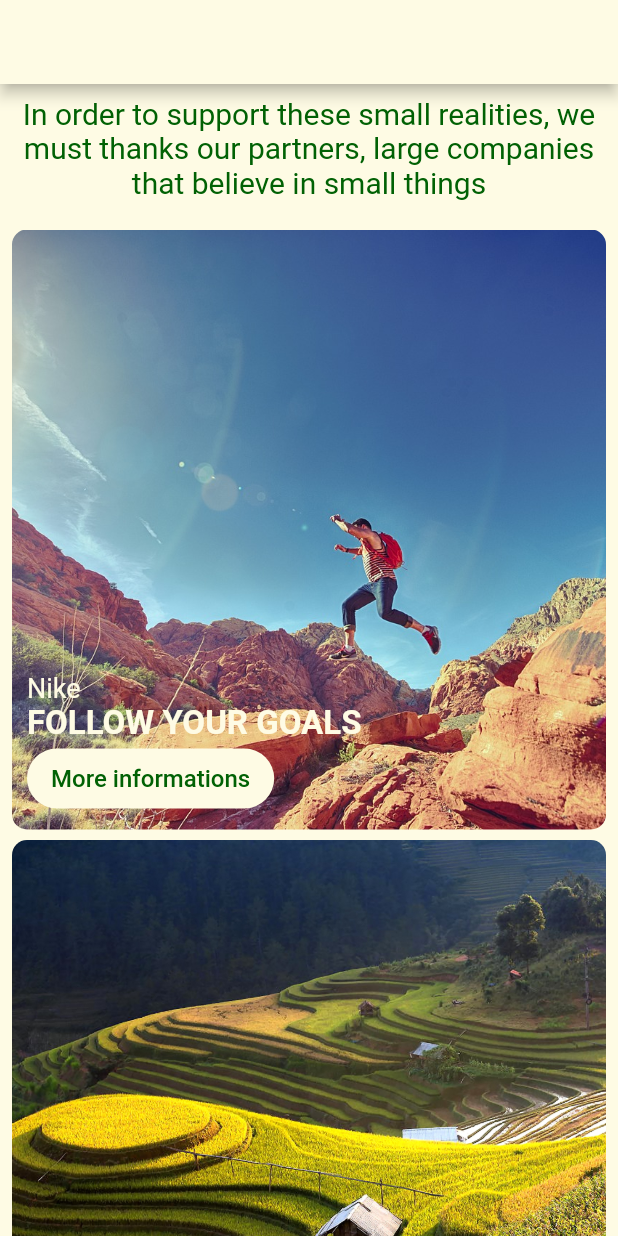
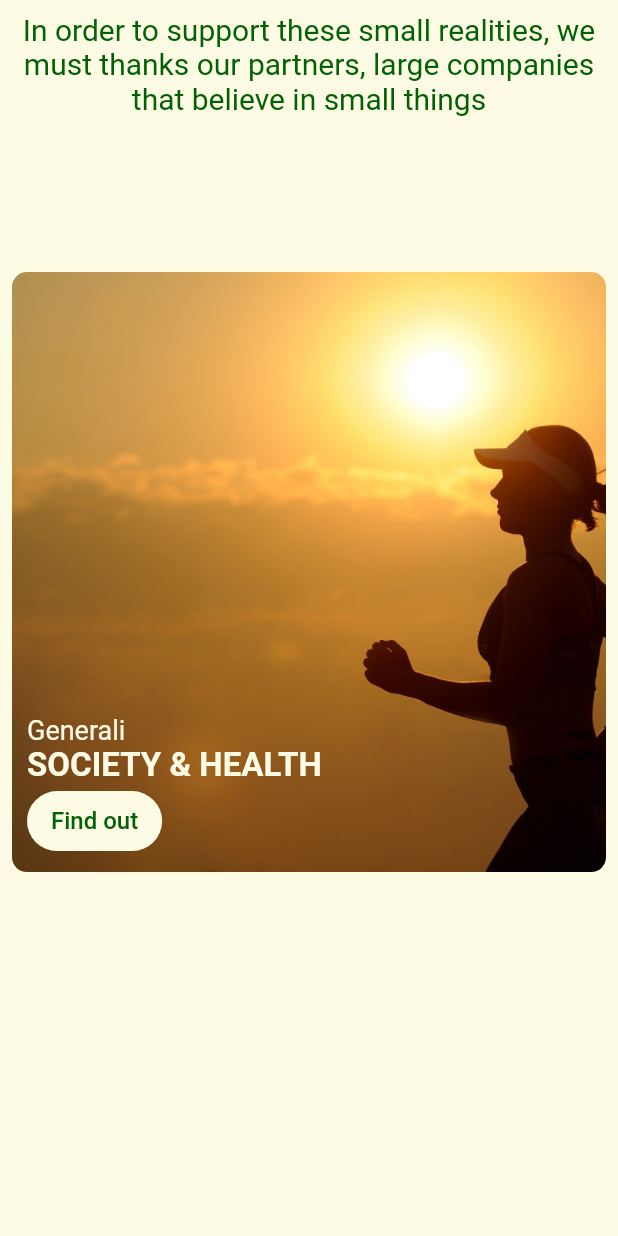
Before and after one commit to pi-surfer/Biometric_app, a Flutter app: the screen it shows after launch, on a phone screen of 412 x 824 dp. Run offline on Flutter 3.47's test engine with Material 2 defaults, Android fonts, the phone set to English and light mode, and no system bars; drawn by our look-alikes of carousel_slider; our stand-ins replace stacked_card_carousel.

Commit message:
modify of partner page

```diff
--- a/lib/main.dart
+++ b/lib/main.dart
@@ -1,6 +1,8 @@
-import 'package:app_project/screens/partner_page.dart';
+/*import 'package:app_project/screens/partner_page.dart';
 import 'package:flutter/material.dart';
 //import 'package:app_project/screens/slpash.dart';
+import 'package:app_project/model/partner.dart';
+
 
 
 
@@ -18,4 +20,70 @@ class MyApp extends StatelessWidget {
       home: Partner()
     );
   } // build
-} // MyApp
+} // MyApp*/
+
+import 'package:flutter/material.dart';
+import 'package:stacked_card_carousel/stacked_card_carousel.dart';
+import 'package:app_project/model/partner.dart';
+import 'package:app_project/screens/stacked_partner.dart';
+import 'package:carousel_slider/carousel_slider.dart';
+
+
+void main() {
+  runApp(const MyApp());
+}
+
+class MyApp extends StatefulWidget {
+  const MyApp({super.key});
+
+  @override
+  _MyAppState createState() => _MyAppState();
+}
+
+class _MyAppState extends State<MyApp> {
+  List<Partner> partners = getPartner();
+  @override
+  Widget build(BuildContext context) {
+
+
+    return MaterialApp(
+      home: Scaffold(
+        backgroundColor: const Color.fromARGB(255, 254, 251, 228),
+      body: SafeArea(
+        child: SingleChildScrollView(
+          child: Padding(
+            padding: const EdgeInsets.all(8.0),
+            child: Column(
+              crossAxisAlignment: CrossAxisAlignment.center,
+              children: [
+           const Text(
+                'In order to support these small realities, we must thanks our partners, large companies that believe in small things',
+                textAlign: TextAlign.center,
+                style: TextStyle(
+                  color: Color.fromARGB(255, 1, 97, 4),
+                  fontSize: 20),
+                ),
+
+              const SizedBox(
+                height: 20,
+                ),
+
+          CarouselSlider(
+          options: CarouselOptions(
+            height: MediaQuery.of(context).size.height,
+            scrollDirection: Axis.vertical,
+            enableInfiniteScroll: false,
+          ),
+          items: partners.map((item) {
+            return PartnerItem(
+              name: item.name,
+              phrase: item.phrase,
+              imagePath: item.imagePath,
+              //imagePath: item.imagePath,
+            );
+          }).toList(),
+        ),
+    ] ),)),
+)));
+}
+}
--- a/lib/model/partner.dart
+++ b/lib/model/partner.dart
@@ -2,11 +2,13 @@
 //
 //     final partner = partnerFromJson(jsonString);
 
-import 'dart:convert';
+/*import 'dart:convert';
 
+import 'package:app_project/screens/stacked_partner.dart';
 import 'package:flutter/material.dart';
+import 'package:url_launcher/url_launcher.dart';
 
-List<Partner> partnerFromJson(String str) => List<Partner>.from(json.decode(str).map((x) => Partner.fromJson(x)));
+/*List<Partner> partnerFromJson(String str) => List<Partner>.from(json.decode(str).map((x) => Partner.fromJson(x)));
 
 String partnerToJson(List<Partner> data) => json.encode(List<dynamic>.from(data.map((x) => x.toJson())));
 
@@ -40,4 +42,270 @@ class Partner {
         "phrase": phrase,
         "image": image,
     };
+}*/
+
+
+class Partner extends StatelessWidget {
+  Partner({
+    super.key,
+    //required this.id,
+    required this.name,
+    required this.url,
+    required this.phrase,
+    required this.imagePath,
+  });
+
+  final String imagePath;
+  final String name;
+  final String phrase;
+  //final int id;
+  final Uri url;
+
+
+  final List<Widget> partner = <Widget>[
+    Partner(
+      //id: 1,
+      name: "Generali",
+      url: "https://www.generali.it/risparmio-investimenti/investimento/generasviluppo-sostenibile" as Uri,
+      phrase: "SOCIETY & HEALTH",
+      imagePath: "assets/images/generali.jpg",
+      ),
+    Partner(
+      //id: 2,
+      name: "Patagonia",
+      url: "https://eu.patagonia.com/gb/en/actionworks/campaigns/?utm_source=patagonia.com&utm_medium=referral&utm_campaign=subnav" as Uri,
+      phrase: "STARTS WITH LITTLE THINGS",
+      imagePath: "assets/images/patagonia.jpg",
+    ),
+    Partner(
+      //id: 3,
+      name: "Nike",
+      url: "https://www.nike.com/it/sostenibilita" as Uri,
+      phrase: "FOLLOW YOUR GOALS",
+      imagePath: "assets/images/nike.jpg",
+    ),
+    Partner (
+      //id: 4,
+      name: "Google",
+      url: "" as Uri,
+      phrase: "STRONGER TOGETHER",
+      imagePath: "assets/images/google.jpg",
+    ),
+    Partner (
+      //id: 5,
+      name: "gruppo Hera",
+      url: "https://www.gruppohera.it/gruppo/sostenibilita/bilancio-di-sostenibilita/bs" as Uri,
+      phrase: "SHARED VALUES",
+      imagePath: "assets/gif/hera.gif",
+    ),
+    Partner(
+      //id: 6,
+      name: "Treedom",
+      url: "https://www.treedom.net/it" as Uri,
+      phrase: "LET'S GREEN THE PLANET",
+      imagePath: "assets/gif/treedom.gif",
+    ),
+    Partner (
+      //id: 7,
+      name: "Enel",
+      url: "https://www.enelcuore.it/" as Uri,
+      phrase: "HEART THEMES",
+      imagePath: "assets/images/enel.jpg",
+    ),
+    Partner (
+      //id: 8,
+      name: "Salomon",
+      url: "https://www.salomon.com/it-it/sustainability" as Uri,
+      phrase: "RESPONSIBLE INNOVATION",
+      imagePath: "assets/images/salomon.jpg",
+    ),
+    Partner (
+      //id: 9,
+      name: "Fjällräven",
+      url: "https://www.fjallraven.com/eu/en-gb/about-fjallraven/sustainability" as Uri,
+      phrase: "CARE & REPAIR",
+      imagePath: "assets/images/fjällräven.jpg",
+    ),
+    Partner (
+      //id: 10,
+      name: "The North Face",
+      url: "https://www.thenorthface.it/innovation/sustainability/operations/climate-change.html" as Uri,
+      phrase: "WALLS ARE MEANT FOR CLIMBING",
+      imagePath: "assets/images/thenorthface.jpg",
+    )
+  ];
+
+ @override
+  Widget build(BuildContext context) {
+    return Scaffold(
+
+      body: StackedPartner(
+        items: partner,
+      ),
+    );
+  }
 }
+
+class PartnerCard extends StatelessWidget {
+  const PartnerCard({
+    super.key,
+    //this.id,
+    required this.name,
+    required this.url,
+    required this.phrase,
+    required this.imagePath,
+  });
+
+  final String imagePath;
+  final String name;
+  final String phrase;
+  //int id;
+  final Uri url;
+
+
+  void _launchURL() async {
+  if (!await launchUrl(url)) throw 'Could not launch $url';}
+
+  @override
+  Widget build(BuildContext context) {
+    return Card(
+      elevation: 4.0,
+      child: Padding(
+        padding: const EdgeInsets.all(16.0),
+        child: Column(
+          children: <Widget>[
+            Container(
+              width: 400,
+              height: 400,
+              decoration: BoxDecoration(
+                  image: DecorationImage(
+                     image: AssetImage(imagePath),
+                    fit: BoxFit.cover, opacity: 5, ),
+                    borderRadius: BorderRadius.circular(10)),
+                  padding: const EdgeInsets.all(10),
+                  child: Column(
+                        crossAxisAlignment: CrossAxisAlignment.start,
+                        mainAxisAlignment: MainAxisAlignment.end,
+                      children: [
+                        Text(name,
+                        style: const TextStyle(
+                          fontSize: 18,
+                          color: Color.fromARGB(255, 254, 251, 228),
+                        ),),
+                        Text(phrase,
+                        style: const TextStyle(
+                          fontSize: 22,
+                          fontWeight: FontWeight.bold,
+                          color: Color.fromARGB(255, 254, 251, 228),
+                        ),),
+                        FilledButton(
+                            onPressed: _launchURL,
+                              style: const ButtonStyle(
+                              backgroundColor: MaterialStatePropertyAll<Color>(Color.fromARGB(255, 254, 251, 228)),
+                            ),
+                            child: const Text('More informations', style:
+                            TextStyle(
+                              fontSize: 16.0,
+                              color: Color.fromARGB(255, 1, 97, 4),
+                            ),),
+                          ),
+          ],
+        ),
+      ),
+    ])),);
+  }
+}
+*/
+
+
+
+import 'package:flutter/material.dart';
+
+class Partner {
+  final String name;
+  final String phrase;
+  final String imagePath;
+  //final Uri url;
+
+  Partner({required this.name,
+  //required this.url,
+  required this.phrase,required this.imagePath});
+}
+
+List<Partner> getPartner() {
+  List<Partner> partners = [];
+
+    partners.add(Partner(
+      //id: 1,
+      name: "Generali",
+      //url: "https://www.generali.it/risparmio-investimenti/investimento/generasviluppo-sostenibile" as Uri,
+      phrase: "SOCIETY & HEALTH",
+      imagePath: "assets/images/generali.jpg",
+      ));
+    partners.add(Partner(
+      //id: 2,
+      name: "Patagonia",
+      //url: "https://eu.patagonia.com/gb/en/actionworks/campaigns/?utm_source=patagonia.com&utm_medium=referral&utm_campaign=subnav" as Uri,
+      phrase: "STARTS WITH LITTLE THINGS",
+      imagePath: "assets/images/patagonia.jpg",
+    ));
+    partners.add(Partner(
+      //id: 3,
+      name: "Nike",
+      //url: "https://www.nike.com/it/sostenibilita" as Uri,
+      phrase: "FOLLOW YOUR GOALS",
+      imagePath: "assets/images/nike.jpg",
+    ));
+    partners.add(Partner(
+      //id: 4,
+      name: "Google",
+      //url: "" as Uri,
+      phrase: "STRONGER TOGETHER",
+      imagePath: "assets/images/google.jpg",
+    ));
+    partners.add(Partner(
+      //id: 5,
+      name: "gruppo Hera",
+      //url: "https://www.gruppohera.it/gruppo/sostenibilita/bilancio-di-sostenibilita/bs" as Uri,
+      phrase: "SHARED VALUES",
+      imagePath: "assets/gif/hera.gif",
+    ));
+    partners.add(Partner(
+      //id: 6,
+      name: "Treedom",
+      //url: "https://www.treedom.net/it" as Uri,
+      phrase: "LET'S GREEN THE PLANET",
+      imagePath: "assets/gif/treedom.gif",
+    ));
+    partners.add(Partner(
+      //id: 7,
+      name: "Enel",
+      //url: "https://www.enelcuore.it/" as Uri,
+      phrase: "HEART THEMES",
+      imagePath: "assets/images/enel.jpg",
+    ));
+    partners.add(Partner(
+      //id: 8,
+      name: "Salomon",
+      //url: "https://www.salomon.com/it-it/sustainability" as Uri,
+      phrase: "RESPONSIBLE INNOVATION",
+      imagePath: "assets/images/salomon.jpg",
+    ));
+    partners.add(Partner(
+      //id: 9,
+      name: "Fjällräven",
+      //url: "https://www.fjallraven.com/eu/en-gb/about-fjallraven/sustainability" as Uri,
+      phrase: "CARE & REPAIR",
+      imagePath: "assets/images/fjällräven.jpg",
+    ));
+    partners.add(Partner(
+      //id: 10,
+      name: "The North Face",
+      //url: "https://www.thenorthface.it/innovation/sustainability/operations/climate-change.html" as Uri,
+      phrase: "WALLS ARE MEANT FOR CLIMBING",
+      imagePath: "assets/images/thenorthface.jpg",
+    ));
+
+
+    return partners;
+}
--- a/lib/screens/partner_page.dart
+++ b/lib/screens/partner_page.dart
@@ -1,17 +1,16 @@
-//import 'dart:convert';
-//import 'dart:async';
-
+/*import 'dart:convert';
+import 'dart:async';
 //import 'package:app_project/widgets/video_widget.dart';
 //import 'package:app_project/widgets/video_widget1.dart';
-//import 'package:app_project/model/partner.dart';
-//import 'package:app_project/model/structure.dart';
+import 'package:app_project/model/partner.dart';
+import 'package:app_project/model/structure.dart';
+import 'package:app_project/screens/stacked_partner.dart';
 import 'package:flutter/material.dart';
 
 import 'package:url_launcher/url_launcher.dart';
 //import 'package:http/http.dart' as http;
-//import 'package:app_project/model/partner.dart';
-
-
+import 'package:app_project/model/partner.dart';
+/*
 Uri _urlNike = Uri.parse('https://www.nike.com/it/sostenibilita');
 Uri _urlGenerali = Uri.parse('https://www.generali.it/risparmio-investimenti/investimento/generasviluppo-sostenibile');
 Uri _urlPatagonia = Uri.parse('https://eu.patagonia.com/gb/en/actionworks/campaigns/?utm_source=patagonia.com&utm_medium=referral&utm_campaign=subnav');
@@ -51,7 +50,7 @@ void _launchURL8() async {
   if (!await launchUrl(_urlNorthFace)) throw 'Could not launch $_urlNorthFace';}
 
 
-
+*/
 
 class Partner extends StatefulWidget {
   static const route = '/partnerPage/';
@@ -63,8 +62,9 @@ class Partner extends StatefulWidget {
   State<Partner> createState() => PartnerState();
 }
 
+
 class PartnerState extends State<Partner> {
-  //List _partner = [];
+
 
 
   // Fetch content from the json file
@@ -93,14 +93,12 @@ class PartnerState extends State<Partner> {
   }*/
 
 
+
+/*
   @override
-  Widget build(BuildContext context) {
-
+  Widget build(BuildContext context){
     return Scaffold(
       backgroundColor: const Color.fromARGB(255, 254, 251, 228),
-        appBar: AppBar(
-          backgroundColor: const Color.fromARGB(255, 254, 251, 228),
-        ),
       body: SafeArea(
         child: SingleChildScrollView(
           child: Padding(
@@ -108,11 +106,12 @@ class PartnerState extends State<Partner> {
             child: Column(
               crossAxisAlignment: CrossAxisAlignment.center,
               children: [
+
               const Text(
                 'In order to support these small realities, we must thanks our partners, large companies that believe in small things',
                 textAlign: TextAlign.center,
                 style: TextStyle(
-                        color: Color.fromARGB(255, 1, 97, 4),
+                  color: Colors.black,
                   fontSize: 20),
                 ),
 
@@ -542,6 +541,6 @@ class PartnerState extends State<Partner> {
 
                     ]),))));}}
 
+ */
 
-
-//columnd(padding(column(space.evenly)
+*/
--- /dev/null
+++ b/lib/screens/stacked_partner.dart
@@ -0,0 +1,82 @@
+import 'package:flutter/material.dart';
+import 'package:app_project/model/partner.dart';
+
+
+//GESTISCE LA VISUALIZZAZIONE DELLE CARTE
+class PartnerItem extends StatelessWidget {
+  final String name;
+  final String phrase;
+  final String imagePath;
+
+  //final Uri url;
+
+  PartnerItem({
+    required this.name,
+    required this.phrase,
+    //required this.url,
+    required this.imagePath,
+
+  });
+
+  @override
+  Widget build(BuildContext context) {
+    return Column(children: [
+      Container(
+      margin: const EdgeInsets.only(top: 2.0),
+      decoration: BoxDecoration(
+        image: DecorationImage(
+          image: AssetImage(imagePath),
+          fit: BoxFit.cover, opacity: 5),
+          borderRadius: BorderRadius.circular(10)),
+        padding: const EdgeInsets.all(10),
+        width: MediaQuery.of(context).size.width *0.97,
+        height: 400,
+        child: Column(
+          crossAxisAlignment: CrossAxisAlignment.start,
+          mainAxisAlignment: MainAxisAlignment.end,
+          children: [
+            Text(name,
+              style: const TextStyle(
+              fontSize: 18,
+              color: Color.fromARGB(255, 254, 251, 228),
+              ),),
+            Text(phrase,
+              style: const TextStyle(
+              fontSize: 22,
+              fontWeight: FontWeight.bold,
+              color: Color.fromARGB(255, 254, 251, 228),
+              ),),
+            FilledButton(
+              style: const ButtonStyle(
+              backgroundColor: MaterialStatePropertyAll<Color>(Color.fromARGB(255, 254, 251, 228)),
+              ),
+            onPressed: (){},
+            //_launchURL6,
+            child: const Text('Find out', style:
+              TextStyle(
+                fontSize: 16.0,
+                color: Color.fromARGB(255, 1, 97, 4),
+            ),),
+            ),
+            ]
+            ), ),
+
+        //const SizedBox(
+          //height: 1,
+          //),
+
+    ]
+
+
+
+
+
+
+
+
+
+
+
+        );
+}
+}
--- a/pubspec.yaml
+++ b/pubspec.yaml
@@ -40,6 +40,8 @@ dependencies:
   url_launcher: ^6.1.11
   video_player: ^2.6.1
   http: ^1.0.0
+  stacked_card_carousel: ^0.0.4
+  carousel_slider: ^4.2.1
 
 dev_dependencies:
   flutter_test:
```
Also changed, not shown: pubspec.lock. Lines whose indentation alone changed are shown as unchanged.
